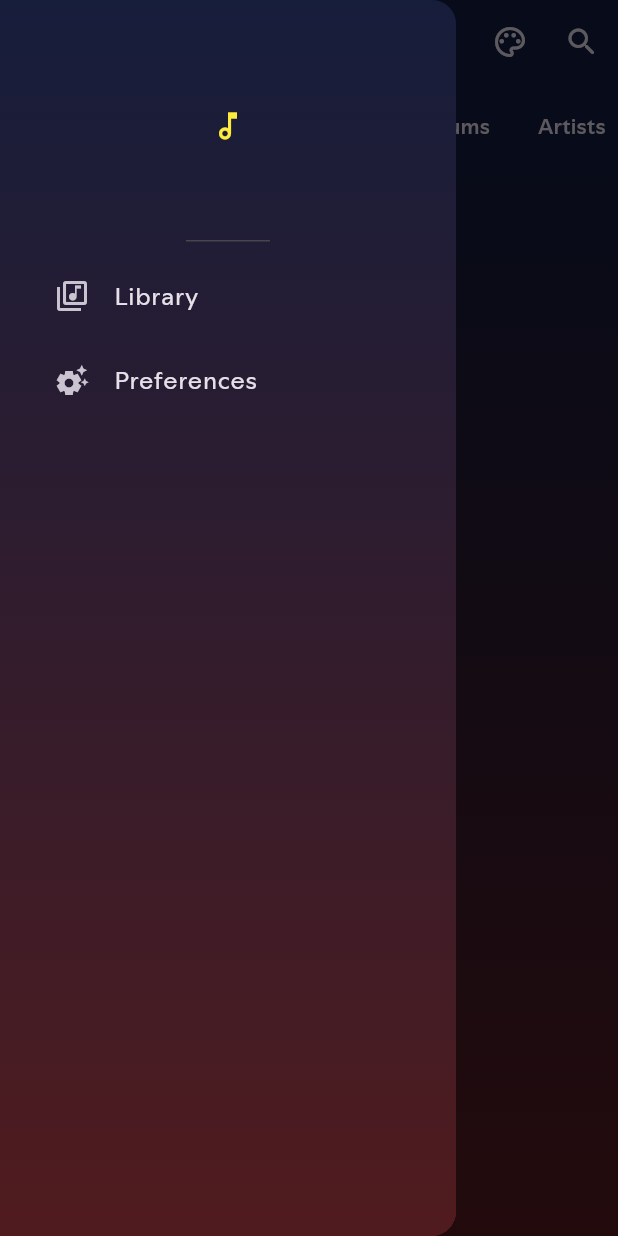
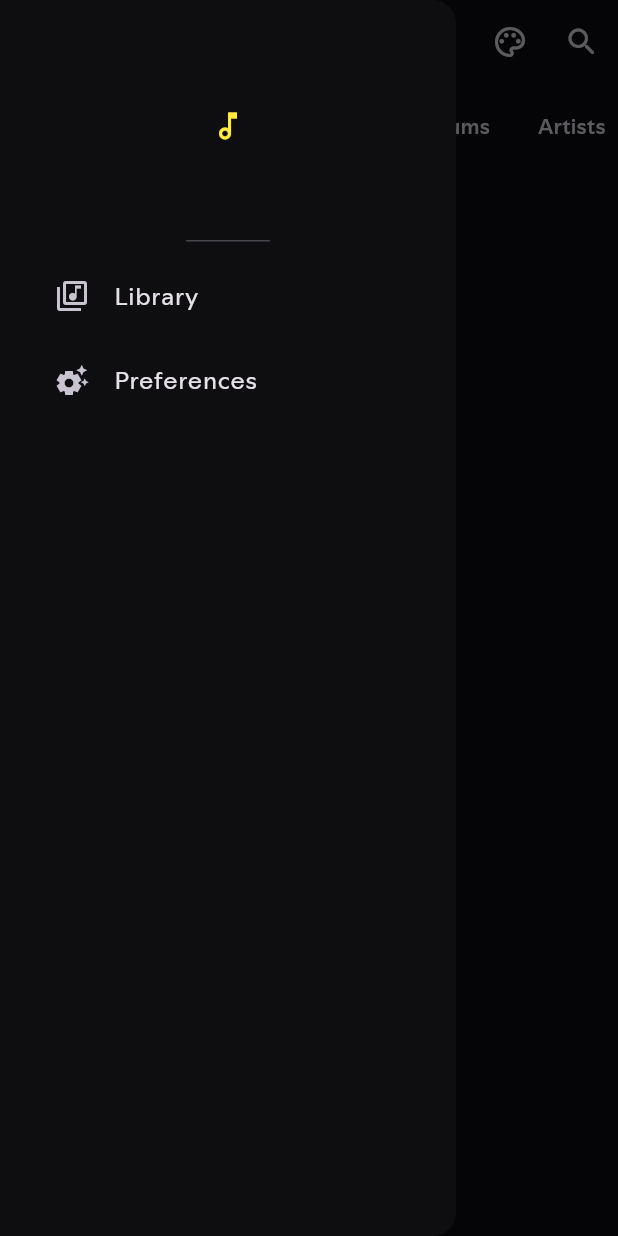
Before and after one commit to CovenantJunior/vibe, a Flutter app: the screen it shows after launch, with the side drawer open, on a phone screen of 412 x 824 dp. Run offline on Flutter 3.47's test engine with Material 3 defaults, Android fonts, the light colour scheme and no system bars; our stand-ins replace flutter_animate, fluttertoast, isar, just_audio, lottie, on_audio_query and 1 more; accounts and stored records are empty; generated files the repository leaves out were written again; project files that could hold a hidden picture were left out.

Commit message:
all black please

```diff
--- a/lib/components/skins.dart
+++ b/lib/components/skins.dart
@@ -4,6 +4,12 @@ import 'package:flutter/material.dart';
 List<List<Color>> coolGradients = [
 
   /* FREE SKINS */
+
+  // Gradient Skin 0: Dark
+  [
+    const Color.fromARGB(128, 0, 0, 0), // Dark Blue
+    const Color.fromARGB(128, 0, 0, 0), // Aqua
+  ],
 
   // Gradient Skin 1: Ocean Waves
   [
--- a/lib/components/vibe_bottom_sheet.dart
+++ b/lib/components/vibe_bottom_sheet.dart
@@ -37,7 +37,7 @@ class _VibeBottomSheetState extends State<VibeBottomSheet> with SingleTickerProv
         gradient: LinearGradient(
           begin: Alignment.topLeft,
           end: Alignment.bottomRight,
-          colors: coolGradients[8],
+          colors: coolGradients[0],
         ),
         borderRadius: const BorderRadius.only(
           topLeft: Radius.circular(30),
--- a/lib/components/vibe_drawer.dart
+++ b/lib/components/vibe_drawer.dart
@@ -19,7 +19,7 @@ class _VibeDrawerState extends State<VibeDrawer> {
           gradient: LinearGradient(
             begin: Alignment.topCenter,
             end: Alignment.bottomCenter,
-            colors: coolGradients[8],
+            colors: coolGradients[0],
           ),
         ),
         child: SingleChildScrollView(
--- a/lib/components/vibe_to_lyrics.dart
+++ b/lib/components/vibe_to_lyrics.dart
@@ -21,7 +21,7 @@ class _VibeToLyricsState extends State<VibeToLyrics> {
         gradient: LinearGradient(
             begin: Alignment.topCenter,
             end: Alignment.bottomCenter,
-            colors: coolGradients[8],
+            colors: coolGradients[0],
           ),
       ),
     );
--- a/lib/components/vibe_to_song.dart
+++ b/lib/components/vibe_to_song.dart
@@ -27,7 +27,7 @@ class _VibeToSongState extends State<VibeToSong> {
         gradient: LinearGradient(
           begin: Alignment.topCenter,
           end: Alignment.bottomCenter,
-          colors: coolGradients[8],
+          colors: coolGradients[0],
         ),
       ),
       child: Padding(
@@ -56,7 +56,7 @@ class _VibeToSongState extends State<VibeToSong> {
                             nullArtworkWidget: Icon(
                               Icons.library_music_outlined,
                               size: 200,
-                              color: coolGradients[8][0],
+                              color: coolGradients[0][0],
                             ),
                           ),
                         ),
--- a/lib/layouts/vibe_homepage.dart
+++ b/lib/layouts/vibe_homepage.dart
@@ -80,7 +80,7 @@ class _HomePageState extends State<HomePage> with SingleTickerProviderStateMixin
     return Scaffold(
       appBar: AppBar(
         elevation: 0,
-        backgroundColor: coolGradients[8][0],
+        backgroundColor: coolGradients[0][0],
         title: const Row(
           mainAxisAlignment: MainAxisAlignment.start,
           children: [
--- a/lib/layouts/vibe_preferences.dart
+++ b/lib/layouts/vibe_preferences.dart
@@ -74,7 +74,7 @@ class _VibePreferenceState extends State<VibePreference> {
           ),
         ),
         centerTitle: true,
-        backgroundColor: coolGradients[8][0],
+        backgroundColor: coolGradients[0][0],
       ),
 
       body: Container(
@@ -82,7 +82,7 @@ class _VibePreferenceState extends State<VibePreference> {
           gradient: LinearGradient(
             begin: Alignment.topCenter,
             end: Alignment.bottomCenter,
-            colors: coolGradients[8],
+            colors: coolGradients[0],
           ),
         ),
         child: const Column(
--- a/lib/layouts/vibe_to_music.dart
+++ b/lib/layouts/vibe_to_music.dart
@@ -31,7 +31,7 @@ class _VibeToMusicState extends State<VibeToMusic> with TickerProviderStateMixin
     return Scaffold(
       appBar: AppBar(
         elevation: 0,
-        backgroundColor: coolGradients[8][0],
+        backgroundColor: coolGradients[0][0],
         leading: Padding(
           padding: const EdgeInsets.only(top: 30),
           child: IconButton(onPressed: () => Navigator.pop(context), icon: const Icon(Icons.keyboard_arrow_down_rounded, size: 30,)),
--- a/lib/tiles/vibe_album_apple_music_tile.dart
+++ b/lib/tiles/vibe_album_apple_music_tile.dart
@@ -16,7 +16,7 @@ class _VibeAppleMusicTileState extends State<VibeAppleMusicTile> {
         gradient: LinearGradient(
           begin: Alignment.topCenter,
           end: Alignment.bottomCenter,
-          colors: coolGradients[8],
+          colors: coolGradients[0],
         ),
       ),
     );
--- a/lib/tiles/vibe_album_tile.dart
+++ b/lib/tiles/vibe_album_tile.dart
@@ -16,7 +16,7 @@ class _VibeAlbumTileState extends State<VibeAlbumTile> {
         gradient: LinearGradient(
           begin: Alignment.topCenter,
           end: Alignment.bottomCenter,
-          colors: coolGradients[8],
+          colors: coolGradients[0],
         ),
       ),
     );
--- a/lib/tiles/vibe_artists_tile.dart
+++ b/lib/tiles/vibe_artists_tile.dart
@@ -16,7 +16,7 @@ class _VibeArtistsTileState extends State<VibeArtistsTile> {
         gradient: LinearGradient(
           begin: Alignment.topCenter,
           end: Alignment.bottomCenter,
-          colors: coolGradients[8],
+          colors: coolGradients[0],
         ),
       ),
     );
--- a/lib/tiles/vibe_folders_tile.dart
+++ b/lib/tiles/vibe_folders_tile.dart
@@ -16,7 +16,7 @@ class _VibeFoldersTileState extends State<VibeFoldersTile> {
         gradient: LinearGradient(
           begin: Alignment.topCenter,
           end: Alignment.bottomCenter,
-          colors: coolGradients[8],
+          colors: coolGradients[0],
         ),
       ),
     );
--- a/lib/tiles/vibe_genres_tile.dart
+++ b/lib/tiles/vibe_genres_tile.dart
@@ -16,7 +16,7 @@ class _VibeGenresTileState extends State<VibeGenresTile> {
         gradient: LinearGradient(
           begin: Alignment.topCenter,
           end: Alignment.bottomCenter,
-          colors: coolGradients[8],
+          colors: coolGradients[0],
         ),
       ),
     );
--- a/lib/tiles/vibe_playlists_tile.dart
+++ b/lib/tiles/vibe_playlists_tile.dart
@@ -16,7 +16,7 @@ class _VibePlaylistsTileState extends State<VibePlaylistsTile> {
         gradient: LinearGradient(
           begin: Alignment.topCenter,
           end: Alignment.bottomCenter,
-          colors: coolGradients[8],
+          colors: coolGradients[0],
         ),
       ),
     );
--- a/lib/tiles/vibe_songs_tile.dart
+++ b/lib/tiles/vibe_songs_tile.dart
@@ -99,7 +99,7 @@ class _VibeSongsTileState extends State<VibeSongsTile> with TickerProviderStateM
                   gradient: LinearGradient(
                       begin: Alignment.topCenter,
                       end: Alignment.bottomCenter,
-                      colors: coolGradients[8],
+                      colors: coolGradients[0],
                     ),
                 ),
                 child: const Center(child: CircularProgressIndicator())
@@ -112,7 +112,7 @@ class _VibeSongsTileState extends State<VibeSongsTile> with TickerProviderStateM
                   gradient: LinearGradient(
                     begin: Alignment.topCenter,
                     end: Alignment.bottomCenter,
-                    colors: coolGradients[8],
+                    colors: coolGradients[0],
                   ),
                 ),
                 child: const Center(child: Text('No music files found', style: TextStyle(
@@ -126,7 +126,7 @@ class _VibeSongsTileState extends State<VibeSongsTile> with TickerProviderStateM
                   gradient: LinearGradient(
                     begin: Alignment.topCenter,
                     end: Alignment.bottomCenter,
-                    colors: coolGradients[8],
+                    colors: coolGradients[0],
                   ),
                 ),
                 child: ListView.builder(
--- a/lib/tiles/vibe_spotify_tile.dart
+++ b/lib/tiles/vibe_spotify_tile.dart
@@ -16,7 +16,7 @@ class _VibeSpotifyTileState extends State<VibeSpotifyTile> {
         gradient: LinearGradient(
           begin: Alignment.topCenter,
           end: Alignment.bottomCenter,
-          colors: coolGradients[8],
+          colors: coolGradients[0],
         ),
       ),
     );
```
